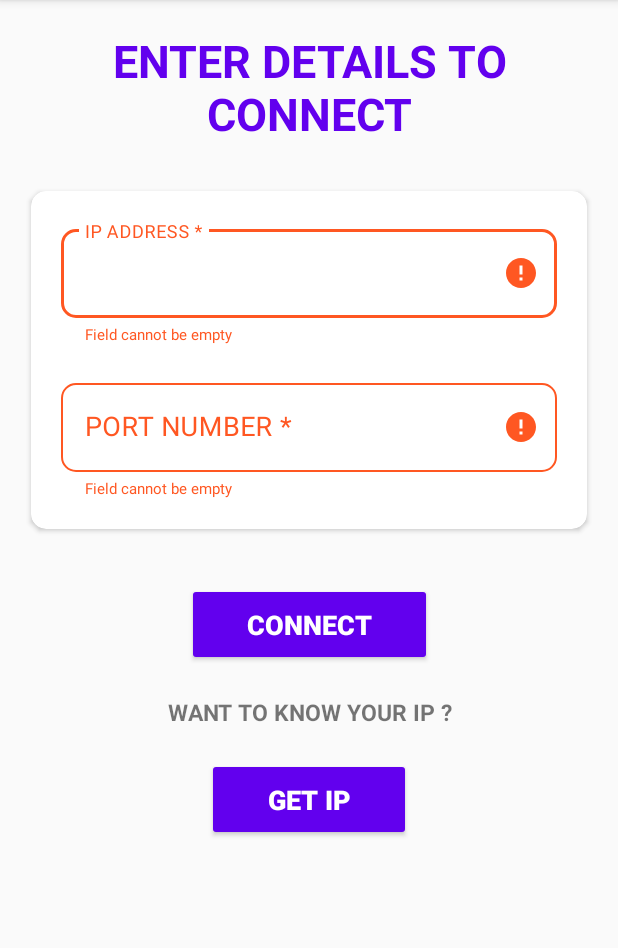
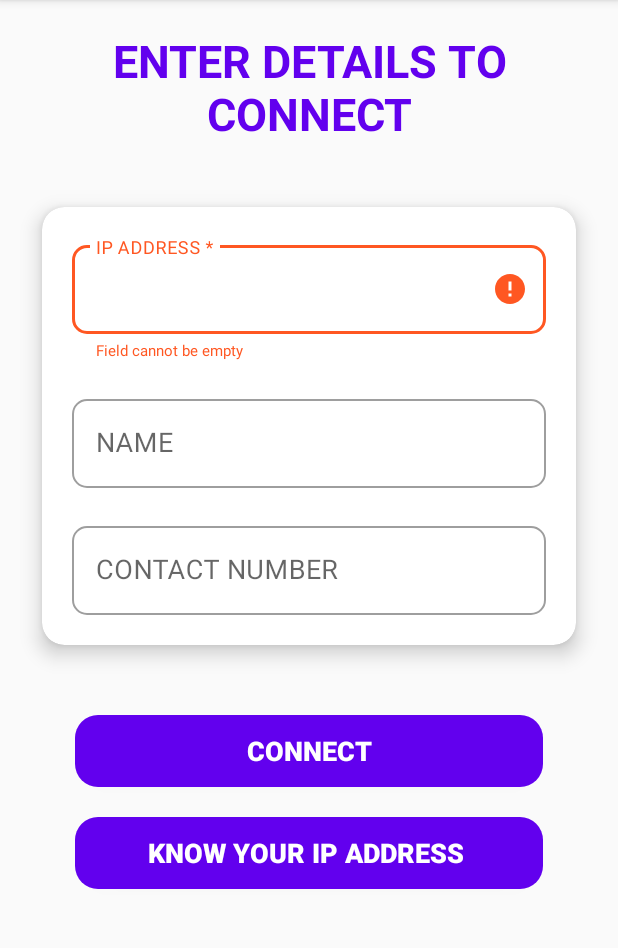
Before and after one commit to ajayb27/P2PChat, an Android app: the screen it shows after launch (MainActivity), after a tap on "CONNECT", on a phone screen of 412 x 824 dp, the part 84-1032 px from its top. Run offline under Robolectric (Android 15) with nearby library versions, the phone set to English and light mode, and no system bars.

Commit message:
name and number boxes

```diff
--- /dev/null
+++ b/app/src/main/java/com/elan/p2pchat/Constants/AppConstants.java
@@ -0,0 +1,8 @@
+package com.elan.p2pchat.Constants;
+
+public class AppConstants {
+
+    public static String NAME="name";
+    public static String PHONE_NUMBER="phoneNumber";
+
+}
--- /dev/null
+++ b/app/src/main/java/com/elan/p2pchat/Utils/AppPreferences.java
@@ -0,0 +1,56 @@
+package com.elan.p2pchat.Utils;
+
+import android.content.Context;
+import android.content.SharedPreferences;
+
+public class AppPreferences {
+
+    private SharedPreferences prefs;
+    private Context context;
+    private static AppPreferences appPreferences;
+    private SharedPreferences.Editor editor;
+
+    private AppPreferences(Context context) {
+        prefs = context.getSharedPreferences("daily_prefs",Context.MODE_PRIVATE);
+        editor= prefs.edit();
+    }
+
+    public static AppPreferences getAppPreferences(Context context){
+        if(appPreferences==null)
+            appPreferences =  new AppPreferences(context);
+        return appPreferences;
+    }
+
+    public void insertString(String key,String value) {
+        editor.putString(key,value);
+        editor.commit();
+    }
+
+    public void insertBoolean(String key,boolean value) {
+        editor.putBoolean(key,value);
+        editor.commit();
+    }
+
+    public boolean getBoolean(String key) {
+        return prefs.getBoolean(key,false);
+    }
+
+    public String getString(String key) {
+        return prefs.getString(key,"");
+    }
+
+    public boolean containsKey(String key) {
+        return prefs.contains(key);
+    }
+
+    public void detach() {
+        editor = null;
+        prefs = null;
+        appPreferences = null;
+    }
+
+    public void deleteValue(String key) {
+        editor.remove(key);
+        editor.commit();
+    }
+}
--- a/app/src/main/java/com/elan/p2pchat/ui/MainActivity.java
+++ b/app/src/main/java/com/elan/p2pchat/ui/MainActivity.java
@@ -18,8 +18,10 @@ import android.widget.LinearLayout;
 import android.widget.TextView;
 import android.widget.Toast;
 
+import com.elan.p2pchat.Constants.AppConstants;
 import com.elan.p2pchat.R;
 import com.elan.p2pchat.Utils.AES;
+import com.elan.p2pchat.Utils.AppPreferences;
 import com.elan.p2pchat.dialogs.KnowIPDialog;
 import com.google.android.material.textfield.TextInputEditText;
 import com.google.android.material.textfield.TextInputLayout;
@@ -33,9 +35,10 @@ import java.net.Socket;
 public class MainActivity extends AppCompatActivity implements View.OnClickListener {
 
     //Views
-    TextInputLayout ipLayout, portLayout;
-    TextInputEditText ipEditText, portEditText;
+    TextInputLayout ipLayout, nameLayout, pNumberLayout;
+    TextInputEditText ipEditText, nameEditText,pNumberEditText;
     Button connectBtn,ipBtn;
+    AppPreferences appPreferences;
 
     LinearLayout conversationLayout;
     EditText messageEditText;
@@ -77,6 +80,8 @@ public class MainActivity extends AppCompatActivity implements View.OnClickListe
         super.onCreate(savedInstanceState);
         setContentView(R.layout.activity_main);
 
+        appPreferences = AppPreferences.getAppPreferences(this);
+
         aes = AES.getInstance();
         startServer();
 
@@ -87,10 +92,18 @@ public class MainActivity extends AppCompatActivity implements View.OnClickListe
     private void iniView() {
 
         ipLayout = (TextInputLayout) findViewById(R.id.iptf);
-        portLayout = (TextInputLayout) findViewById(R.id.porttf);
+        nameLayout = (TextInputLayout) findViewById(R.id.nametf);
+        pNumberLayout = (TextInputLayout) findViewById(R.id.numbertf);
 
         ipEditText = (TextInputEditText) findViewById(R.id.ipet);
-        portEditText = (TextInputEditText) findViewById(R.id.portet);
+        nameEditText = (TextInputEditText) findViewById(R.id.namet);
+        pNumberEditText=(TextInputEditText)findViewById(R.id.numbert);
+
+        if (appPreferences.containsKey(AppConstants.NAME))
+            nameEditText.setText(appPreferences.getString(AppConstants.NAME));
+
+        if (appPreferences.containsKey(AppConstants.PHONE_NUMBER))
+            pNumberEditText.setText(appPreferences.getString(AppConstants.PHONE_NUMBER));
 
         connectBtn = (Button) findViewById(R.id.connectBtn);
         ipBtn = (Button) findViewById(R.id.getIpBtn);
@@ -115,12 +128,14 @@ public class MainActivity extends AppCompatActivity implements View.OnClickListe
     }
 
     private void connectMethod() {
-        String ip, port;
+        String ip, name,number;
         int f = 0;
         ip = ipLayout.getEditText().getText().toString().trim();
-        port = portLayout.getEditText().getText().toString().trim();
+        name = nameLayout.getEditText().getText().toString().trim();
+        number=pNumberLayout.getEditText().getText().toString().trim();
+
         ipEditText.setCompoundDrawablesWithIntrinsicBounds(0, 0, 0, 0);
-        portEditText.setCompoundDrawablesWithIntrinsicBounds(0, 0, 0, 0);
+        nameEditText.setCompoundDrawablesWithIntrinsicBounds(0, 0, 0, 0);
 
         if (ip.isEmpty()) {
             ipEditText.setCompoundDrawablesWithIntrinsicBounds(0, 0, R.drawable.ic_error_black_24dp, 0);
@@ -132,18 +147,10 @@ public class MainActivity extends AppCompatActivity implements View.OnClickListe
             ipLayout.setErrorEnabled(false);
         }
 
-        if (port.isEmpty()) {
-            portEditText.setCompoundDrawablesWithIntrinsicBounds(0, 0, R.drawable.ic_error_black_24dp, 0);
-            portLayout.setError("Field cannot be empty");
-            portLayout.setErrorEnabled(true);
-            f++;
-        } else {
-            portLayout.setError(null);
-            portLayout.setErrorEnabled(false);
-        }
-
         if(f==0)
         {
+            appPreferences.insertString(AppConstants.NAME, name);
+            appPreferences.insertString(AppConstants.PHONE_NUMBER, number);
             //connect
         }
 
@@ -490,4 +497,16 @@ public class MainActivity extends AppCompatActivity implements View.OnClickListe
 
         }
     }
+
+    @Override
+    protected void onPause() {
+        super.onPause();
+        appPreferences.detach();
+    }
+
+    @Override
+    protected void onResume() {
+        super.onResume();
+        appPreferences=AppPreferences.getAppPreferences(this);
+    }
 }
--- a/app/src/main/res/layout/activity_main.xml
+++ b/app/src/main/res/layout/activity_main.xml
@@ -5,10 +5,6 @@
     android:layout_width="match_parent"
     android:layout_height="match_parent"
     tools:context=".ui.MainActivity">
-
-<!--    <include-->
-<!--        android:id="@+id/toolbar_home"-->
-<!--        layout="@layout/toolbar" />-->
 
     <TextView
         android:id="@+id/textView"
@@ -35,7 +31,9 @@
         android:layout_marginTop="25dp"
         android:layout_marginRight="15dp"
         android:layout_marginBottom="30dp"
-        app:cardCornerRadius="10dp"
+        app:cardCornerRadius="15dp"
+        android:elevation="8dp"
+        app:cardElevation="8dp"
         app:cardUseCompatPadding="true"
         app:layout_constraintStart_toStartOf="parent"
         app:layout_constraintTop_toBottomOf="@id/textView">
@@ -76,7 +74,7 @@
         </com.google.android.material.textfield.TextInputLayout>
 
         <com.google.android.material.textfield.TextInputLayout
-            android:id="@+id/porttf"
+            android:id="@+id/nametf"
             style="@style/Widget.MaterialComponents.TextInputLayout.OutlinedBox"
             android:layout_width="match_parent"
             android:layout_height="wrap_content"
@@ -84,7 +82,7 @@
             android:layout_marginRight="20dp"
             android:layout_marginTop="20dp"
             android:layout_marginBottom="20dp"
-            android:hint="PORT NUMBER *"
+            android:hint="NAME "
             app:boxCornerRadiusBottomEnd="10dp"
             app:boxCornerRadiusBottomStart="10dp"
             app:boxCornerRadiusTopEnd="10dp"
@@ -92,16 +90,15 @@
             app:boxCornerRadiusTopStart="10dp"
             app:layout_constraintEnd_toEndOf="parent"
             app:layout_constraintStart_toStartOf="parent"
-            app:layout_constraintTop_toBottomOf="@id/iptf"
-            app:layout_constraintBottom_toBottomOf="parent">
+            app:layout_constraintTop_toBottomOf="@id/iptf">
 
             <com.google.android.material.textfield.TextInputEditText
-                android:id="@+id/portet"
+                android:id="@+id/namet"
                 android:layout_width="match_parent"
                 android:layout_height="wrap_content"
                 android:drawablePadding="5dp"
                 android:imeOptions="actionNext"
-                android:inputType="number"
+                android:inputType="textPersonName"
                 android:maxLines="1"
                 android:textSize="18sp"
                 android:paddingLeft="10dp"
@@ -109,20 +106,55 @@
 
         </com.google.android.material.textfield.TextInputLayout>
 
+            <com.google.android.material.textfield.TextInputLayout
+                android:id="@+id/numbertf"
+                style="@style/Widget.MaterialComponents.TextInputLayout.OutlinedBox"
+                android:layout_width="match_parent"
+                android:layout_height="wrap_content"
+                android:layout_marginLeft="20dp"
+                android:layout_marginRight="20dp"
+                android:layout_marginTop="20dp"
+                android:layout_marginBottom="20dp"
+                android:hint="CONTACT NUMBER "
+                app:boxCornerRadiusBottomEnd="10dp"
+                app:boxCornerRadiusBottomStart="10dp"
+                app:boxCornerRadiusTopEnd="10dp"
+                app:errorTextAppearance="@style/hintColor"
+                app:boxCornerRadiusTopStart="10dp"
+                app:layout_constraintEnd_toEndOf="parent"
+                app:layout_constraintStart_toStartOf="parent"
+                app:layout_constraintTop_toBottomOf="@id/nametf"
+                app:layout_constraintBottom_toBottomOf="parent">
+
+                <com.google.android.material.textfield.TextInputEditText
+                    android:id="@+id/numbert"
+                    android:layout_width="match_parent"
+                    android:layout_height="wrap_content"
+                    android:drawablePadding="5dp"
+                    android:imeOptions="actionNext"
+                    android:inputType="phone"
+                    android:maxLines="1"
+                    android:textSize="18sp"
+                    android:paddingLeft="10dp"
+                    android:singleLine="true" />
+
+            </com.google.android.material.textfield.TextInputLayout>
+
         </androidx.constraintlayout.widget.ConstraintLayout>
 
     </androidx.cardview.widget.CardView>
 
     <Button
         android:id="@+id/connectBtn"
-        android:layout_width="wrap_content"
+        android:layout_width="match_parent"
         android:layout_height="wrap_content"
         android:layout_marginTop="30dp"
+        android:layout_marginLeft="50dp"
+        android:layout_marginRight="50dp"
         android:paddingLeft="40dp"
         android:paddingRight="40dp"
-        android:paddingTop="15dp"
-        android:paddingBottom="15dp"
         android:backgroundTint="@color/colorPrimary"
+        android:background="@drawable/dialog_border"
         android:text="Connect"
         android:textColor="#fff"
         android:textStyle="bold"
@@ -131,40 +163,36 @@
         app:layout_constraintStart_toStartOf="@id/card_connect"
         app:layout_constraintTop_toBottomOf="@id/card_connect" />
 
-    <TextView
-        android:id="@+id/ipText"
-        android:layout_width="0dp"
-        android:layout_height="wrap_content"
-        android:text="want to know your ip ?"
-        android:textAllCaps="true"
-        app:layout_constraintTop_toBottomOf="@id/connectBtn"
-        app:layout_constraintStart_toStartOf="parent"
-        app:layout_constraintEnd_toEndOf="parent"
-        android:gravity="center"
-        android:layout_margin="20dp"
-        android:textSize="15sp"
-        android:textStyle="bold"/>
+<!--    <TextView-->
+<!--        android:id="@+id/ipText"-->
+<!--        android:layout_width="0dp"-->
+<!--        android:layout_height="wrap_content"-->
+<!--        android:text="want to know your ip ?"-->
+<!--        android:textAllCaps="true"-->
+<!--        app:layout_constraintTop_toBottomOf="@id/connectBtn"-->
+<!--        app:layout_constraintStart_toStartOf="parent"-->
+<!--        app:layout_constraintEnd_toEndOf="parent"-->
+<!--        android:gravity="center"-->
+<!--        android:layout_margin="20dp"-->
+<!--        android:textSize="15sp"-->
+<!--        android:textStyle="bold"/>-->
 
     <Button
         android:id="@+id/getIpBtn"
-        android:layout_width="wrap_content"
+        android:layout_width="match_parent"
         android:layout_height="wrap_content"
+        android:backgroundTint="@color/colorPrimary"
+        android:layout_marginLeft="50dp"
+        android:layout_marginRight="50dp"
         android:layout_marginTop="20dp"
-        android:paddingLeft="40dp"
-        android:paddingRight="40dp"
-        android:paddingTop="15dp"
-        android:paddingBottom="15dp"
-        android:backgroundTint="@color/colorPrimary"
-        android:text="get ip"
+        android:background="@drawable/dialog_border"
+        android:text="know your ip address "
         android:textColor="#fff"
+        android:textSize="18sp"
         android:textStyle="bold"
-        android:textSize="18sp"
         app:layout_constraintEnd_toEndOf="@id/card_connect"
         app:layout_constraintStart_toStartOf="@id/card_connect"
-        app:layout_constraintTop_toBottomOf="@id/ipText" />
-
-
-
+        app:layout_constraintTop_toBottomOf="@id/connectBtn"/>
 
 
 </androidx.constraintlayout.widget.ConstraintLayout>
```
Also changed, not shown: app/src/main/java/com/elan/p2pchat/MainActivity.java (+34 -18 lines).
